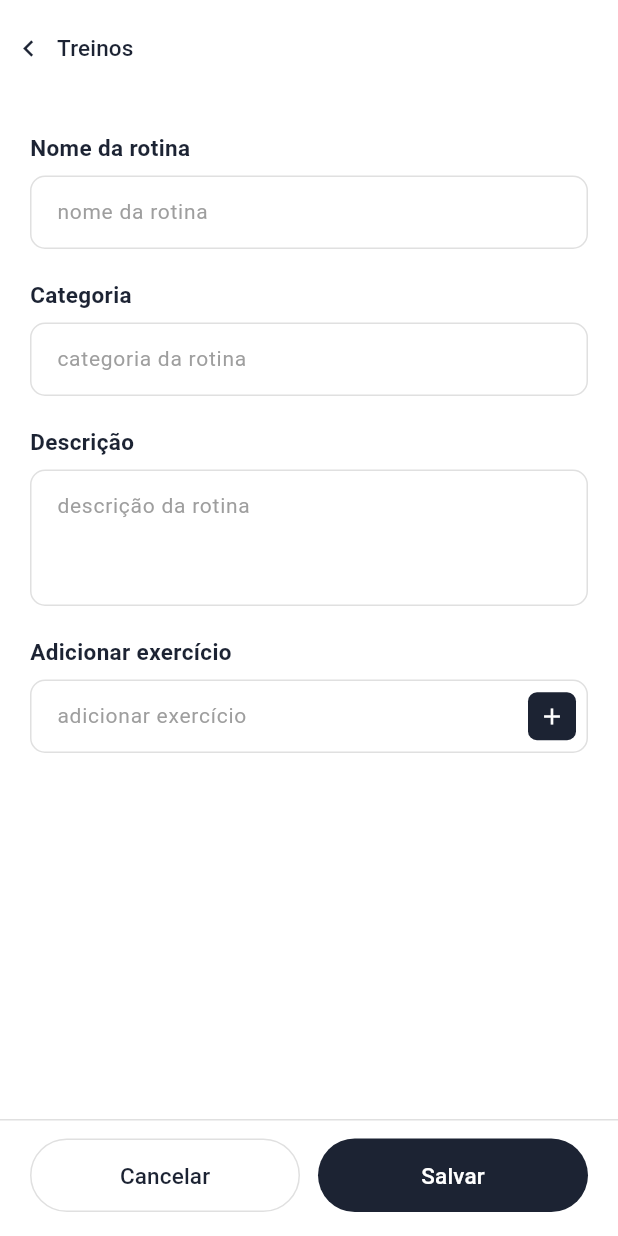
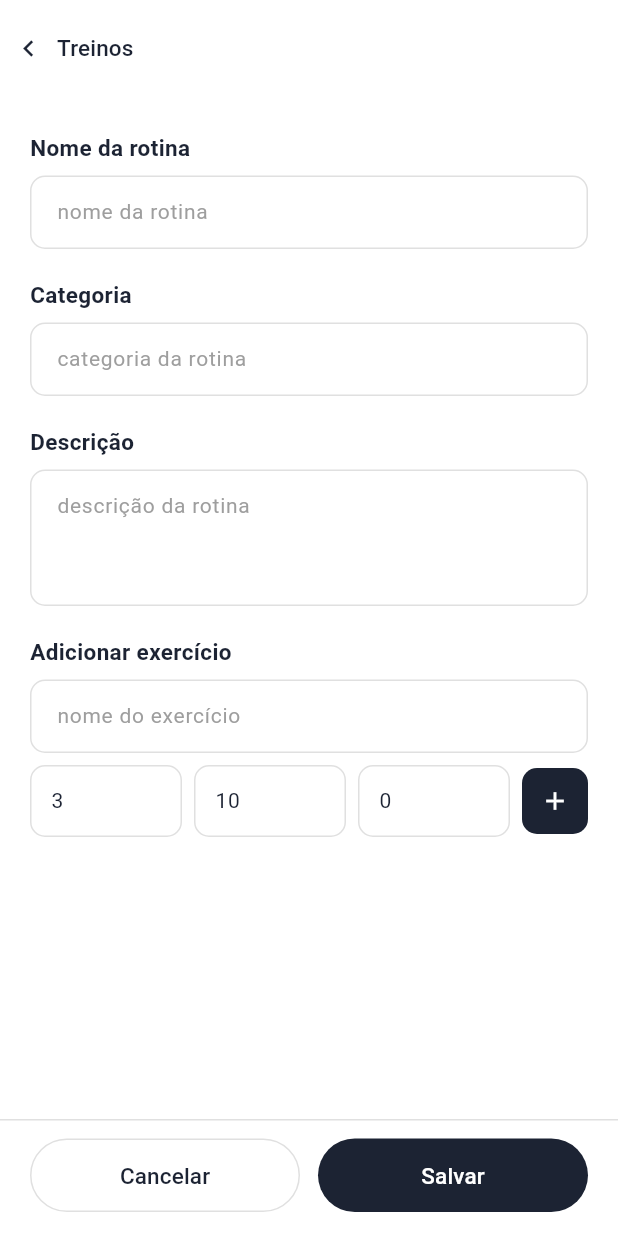
Before and after one commit to cdantass/fitgroup, a Flutter app: the RotinasScreen screen opened directly, after a tap on the "add" icon, on a phone screen of 412 x 824 dp. Run offline on Flutter 3.47's test engine with Material 3 defaults, Android fonts, the phone set to English and light mode, and no system bars; our stand-ins replace cloud_firestore, firebase_auth, firebase_core, google_sign_in; accounts and stored records are empty; Roboto replaces fonts that are missing (Nunito).

Commit message:
Implementação do back-and das telas de rotinas

```diff
--- a/fitgroup/lib/screens/criar_screen.dart
+++ b/fitgroup/lib/screens/criar_screen.dart
@@ -15,8 +15,11 @@ class _CriarScreenState extends State<CriarScreen> {
   final _categoriaController = TextEditingController();
   final _descricaoController = TextEditingController();
   final _exercicioController = TextEditingController();
+  final _seriesController = TextEditingController(text: '3');
+  final _repsController = TextEditingController(text: '10');
+  final _pesoController = TextEditingController(text: '0');
 
-  final List<String> _exercicios = [];
+  final List<Map<String, dynamic>> _exercicios = [];
 
   @override
   void dispose() {
@@ -24,6 +27,9 @@ class _CriarScreenState extends State<CriarScreen> {
     _categoriaController.dispose();
     _descricaoController.dispose();
     _exercicioController.dispose();
+    _seriesController.dispose();
+    _repsController.dispose();
+    _pesoController.dispose();
     super.dispose();
   }
 
@@ -31,8 +37,16 @@ class _CriarScreenState extends State<CriarScreen> {
     final texto = _exercicioController.text.trim();
     if (texto.isNotEmpty) {
       setState(() {
-        _exercicios.add(texto);
+        _exercicios.add({
+          'nome': texto,
+          'series': int.tryParse(_seriesController.text) ?? 3,
+          'reps': int.tryParse(_repsController.text) ?? 10,
+          'peso': double.tryParse(_pesoController.text) ?? 0,
+        });
         _exercicioController.clear();
+        _seriesController.text = '3';
+        _repsController.text = '10';
+        _pesoController.text = '0';
       });
     }
   }
@@ -199,18 +213,14 @@ class _CriarScreenState extends State<CriarScreen> {
           ),
         ),
         const SizedBox(height: 8),
-        Row(
-          children: [
-            Expanded(
-              child: TextFormField(
+        TextFormField(
           controller: _exercicioController,
           style: const TextStyle(fontSize: 14, color: kTextDark),
-                onFieldSubmitted: (_) => _adicionarExercicio(),
           decoration: InputDecoration(
-                  hintText: 'adicionar exercício',
+            hintText: 'nome do exercício',
             hintStyle: TextStyle(color: kTextGrey, fontSize: 14),
-                  contentPadding: const EdgeInsets.symmetric(
-                      horizontal: 14, vertical: 14),
+            contentPadding:
+                const EdgeInsets.symmetric(horizontal: 14, vertical: 14),
             enabledBorder: OutlineInputBorder(
               borderRadius: BorderRadius.circular(10),
               borderSide: BorderSide(color: kBorderGrey),
@@ -221,23 +231,56 @@ class _CriarScreenState extends State<CriarScreen> {
             ),
             filled: true,
             fillColor: kWhite,
-                  suffixIcon: GestureDetector(
+          ),
+        ),
+        const SizedBox(height: 8),
+        Row(
+          children: [
+            Expanded(child: _buildSmallField('Séries', _seriesController)),
+            const SizedBox(width: 8),
+            Expanded(child: _buildSmallField('Reps', _repsController)),
+            const SizedBox(width: 8),
+            Expanded(child: _buildSmallField('Peso (kg)', _pesoController)),
+            const SizedBox(width: 8),
+            GestureDetector(
               onTap: _adicionarExercicio,
               child: Container(
-                      margin: const EdgeInsets.all(8),
+                width: 44,
+                height: 44,
                 decoration: BoxDecoration(
                   color: kDarkNavy,
-                        borderRadius: BorderRadius.circular(6),
+                  borderRadius: BorderRadius.circular(10),
                 ),
-                      child: const Icon(Icons.add, color: kWhite, size: 18),
-                    ),
-                  ),
-                ),
+                child: const Icon(Icons.add, color: kWhite, size: 20),
               ),
             ),
           ],
         ),
       ],
+    );
+  }
+
+  Widget _buildSmallField(String hint, TextEditingController controller) {
+    return TextFormField(
+      controller: controller,
+      keyboardType: TextInputType.number,
+      style: const TextStyle(fontSize: 14, color: kTextDark),
+      decoration: InputDecoration(
+        hintText: hint,
+        hintStyle: TextStyle(color: kTextGrey, fontSize: 12),
+        contentPadding:
+            const EdgeInsets.symmetric(horizontal: 10, vertical: 12),
+        enabledBorder: OutlineInputBorder(
+          borderRadius: BorderRadius.circular(10),
+          borderSide: BorderSide(color: kBorderGrey),
+        ),
+        focusedBorder: OutlineInputBorder(
+          borderRadius: BorderRadius.circular(10),
+          borderSide: BorderSide(color: kDarkNavy, width: 1.5),
+        ),
+        filled: true,
+        fillColor: kWhite,
+      ),
     );
   }
 
@@ -258,22 +301,19 @@ class _CriarScreenState extends State<CriarScreen> {
               ),
               child: Row(
                 children: [
-                  const Icon(Icons.fitness_center,
-                      size: 16, color: kTextGrey),
+                  const Icon(Icons.fitness_center, size: 16, color: kTextGrey),
                   const SizedBox(width: 8),
                   Expanded(
                     child: Text(
-                      entry.value,
-                      style: const TextStyle(
-                          fontSize: 14, color: kTextDark),
+                      '${entry.value['nome']} · ${entry.value['series']}x${entry.value['reps']} · ${entry.value['peso']}kg',
+                      style: const TextStyle(fontSize: 14, color: kTextDark),
                     ),
                   ),
                   GestureDetector(
                     onTap: () {
                       setState(() => _exercicios.removeAt(entry.key));
                     },
-                    child:
-                        const Icon(Icons.close, size: 16, color: kTextGrey),
+                    child: const Icon(Icons.close, size: 16, color: kTextGrey),
                   ),
                 ],
               ),
--- a/fitgroup/lib/screens/rotinas_screen.dart
+++ b/fitgroup/lib/screens/rotinas_screen.dart
@@ -1,5 +1,5 @@
+import 'package:cloud_firestore/cloud_firestore.dart';
 import 'package:flutter/material.dart';
-
 import '../models/app_data.dart';
 import 'workout_detail_screen.dart';
 
@@ -19,18 +19,7 @@ class RotinasScreen extends StatefulWidget {
 
 class _RotinasScreenState extends State<RotinasScreen> {
   final TextEditingController _searchController = TextEditingController();
-  bool _abaDescobrir = false; // controla qual aba está ativa
-
-  final List<Workout> _minhasRotinas = [
-    AppData.workouts[0],
-    AppData.workouts[1],
-  ];
-
-  final List<Workout> _rotinasDescobrir = [
-    AppData.workouts[2],
-    AppData.workouts[1],
-    AppData.workouts[0],
-  ];
+  bool _abaDescobrir = false;
 
   @override
   void dispose() {
@@ -40,8 +29,6 @@ class _RotinasScreenState extends State<RotinasScreen> {
 
   @override
   Widget build(BuildContext context) {
-    final rotinas = _abaDescobrir ? _rotinasDescobrir : _minhasRotinas;
-
     return Scaffold(
       backgroundColor: kWhite,
       body: Column(
@@ -57,7 +44,7 @@ class _RotinasScreenState extends State<RotinasScreen> {
                   const SizedBox(height: 12),
                   _buildTabs(),
                   const SizedBox(height: 16),
-                  Expanded(child: _buildRotinasList(rotinas, _abaDescobrir)),
+                  Expanded(child: _buildRotinasList(_abaDescobrir)),
                 ],
               ),
             ),
@@ -156,12 +143,46 @@ class _RotinasScreenState extends State<RotinasScreen> {
     );
   }
 
-  Widget _buildRotinasList(List<Workout> rotinas, bool isDescobrir) {
+  Widget _buildRotinasList(bool isDescobrir) {
+    final query = isDescobrir
+        ? FirebaseFirestore.instance.collection('rotinas')
+        : FirebaseFirestore.instance
+            .collection('rotinas')
+            .where('autorId', isEqualTo: 'teste123');
+
+    return StreamBuilder<QuerySnapshot>(
+      stream: query.snapshots(),
+      builder: (context, snapshot) {
+        if (snapshot.connectionState == ConnectionState.waiting) {
+          return const Center(child: CircularProgressIndicator());
+        }
+        if (!snapshot.hasData || snapshot.data!.docs.isEmpty) {
+          return const Center(child: Text('Nenhuma rotina encontrada.'));
+        }
+
+        final docs = snapshot.data!.docs;
+
         return ListView.separated(
-      itemCount: rotinas.length,
+          itemCount: docs.length,
           separatorBuilder: (_, __) => const SizedBox(height: 12),
           itemBuilder: (context, index) {
-        final rotina = rotinas[index];
+            final data = docs[index].data() as Map<String, dynamic>;
+            final id = docs[index].id;
+
+            final rotina = Workout(
+              title: data['nome'] ?? '',
+              subtitle: data['categoria'] ?? '',
+              estimatedMinutes: data['estimatedMinutes'] ?? 0,
+              exercises: (data['exercicios'] as List<dynamic>? ?? [])
+                  .map((e) => Exercise(
+                        name: e['nome'] ?? '',
+                        series: e['series'] ?? 3,
+                        reps: e['reps'] ?? 10,
+                        weight: (e['peso'] ?? 0).toDouble(),
+                      ))
+                  .toList(),
+            );
+
             return GestureDetector(
               onTap: () => Navigator.push(
                 context,
@@ -170,37 +191,25 @@ class _RotinasScreenState extends State<RotinasScreen> {
                 ),
               ),
               child: _RotinaCard(
-            categoria: rotina.subtitle,
-            nome: rotina.title,
-            autor: 'por FitGroup',
-            onEdit: () => _editRotina(index, isDescobrir),
-            onDelete: () => _confirmDeleteRotina(index, isDescobrir),
+                categoria: data['categoria'] ?? '',
+                nome: data['nome'] ?? '',
+                autor: 'por ${data['autorNome'] ?? ''}',
+                onEdit: () => _editRotina(id, data),
+                onDelete: () => _confirmDeleteRotina(id, data['nome'] ?? ''),
               ),
+            );
+          },
         );
       },
     );
   }
 
-  Future<void> _editRotina(int index, bool isDescobrir) async {
-    final rotina = isDescobrir ? _rotinasDescobrir[index] : _minhasRotinas[index];
-    final edited = await _showEditWorkoutDialog(rotina);
-    if (edited != null) {
-      setState(() {
-        if (isDescobrir) {
-          _rotinasDescobrir[index] = edited;
-        } else {
-          _minhasRotinas[index] = edited;
-        }
-      });
-    }
-  }
-
-  Future<Workout?> _showEditWorkoutDialog(Workout rotina) async {
-    final titleController = TextEditingController(text: rotina.title);
-    final subtitleController = TextEditingController(text: rotina.subtitle);
+  Future<void> _editRotina(String id, Map<String, dynamic> data) async {
+    final titleController = TextEditingController(text: data['nome']);
+    final subtitleController = TextEditingController(text: data['categoria']);
     final formKey = GlobalKey<FormState>();
 
-    final edited = await showDialog<Workout>(
+    await showDialog<void>(
       context: context,
       builder: (context) {
         return AlertDialog(
@@ -213,7 +222,8 @@ class _RotinasScreenState extends State<RotinasScreen> {
                 TextFormField(
                   controller: titleController,
                   decoration: const InputDecoration(labelText: 'Nome da rotina'),
-                  validator: (value) => (value == null || value.trim().isEmpty) ? 'Informe o nome' : null,
+                  validator: (value) =>
+                      (value == null || value.trim().isEmpty) ? 'Informe o nome' : null,
                 ),
                 const SizedBox(height: 12),
                 TextFormField(
@@ -229,16 +239,16 @@ class _RotinasScreenState extends State<RotinasScreen> {
               child: const Text('Cancelar'),
             ),
             TextButton(
-              onPressed: () {
+              onPressed: () async {
                 if (formKey.currentState?.validate() ?? false) {
-                  Navigator.of(context).pop(
-                    Workout(
-                      title: titleController.text.trim(),
-                      subtitle: subtitleController.text.trim(),
-                      estimatedMinutes: rotina.estimatedMinutes,
-                      exercises: rotina.exercises,
-                    ),
-                  );
+                  await FirebaseFirestore.instance
+                      .collection('rotinas')
+                      .doc(id)
+                      .update({
+                    'nome': titleController.text.trim(),
+                    'categoria': subtitleController.text.trim(),
+                  });
+                  if (context.mounted) Navigator.of(context).pop();
                 }
               },
               child: const Text('Salvar'),
@@ -250,17 +260,15 @@ class _RotinasScreenState extends State<RotinasScreen> {
 
     titleController.dispose();
     subtitleController.dispose();
-    return edited;
   }
 
-  Future<void> _confirmDeleteRotina(int index, bool isDescobrir) async {
-    final rotina = isDescobrir ? _rotinasDescobrir[index] : _minhasRotinas[index];
+  Future<void> _confirmDeleteRotina(String id, String nome) async {
     final confirmed = await showDialog<bool>(
       context: context,
       builder: (context) {
         return AlertDialog(
           title: const Text('Excluir rotina'),
-          content: Text('Deseja excluir "${rotina.title}"?'),
+          content: Text('Deseja excluir "$nome"?'),
           actions: [
             TextButton(
               onPressed: () => Navigator.of(context).pop(false),
@@ -276,16 +284,12 @@ class _RotinasScreenState extends State<RotinasScreen> {
     );
 
     if (confirmed == true) {
-      setState(() {
-        if (isDescobrir) {
-          _rotinasDescobrir.removeAt(index);
-        } else {
-          _minhasRotinas.removeAt(index);
+      await FirebaseFirestore.instance.collection('rotinas').doc(id).delete();
+      if (mounted) {
+        ScaffoldMessenger.of(context).showSnackBar(
+          SnackBar(content: Text('Rotina "$nome" excluída.')),
+        );
       }
-      });
-      ScaffoldMessenger.of(context).showSnackBar(
-        SnackBar(content: Text('Rotina "${rotina.title}" excluída.')),
-      );
     }
   }
 }
```
Lines whose indentation alone changed are shown as unchanged.
